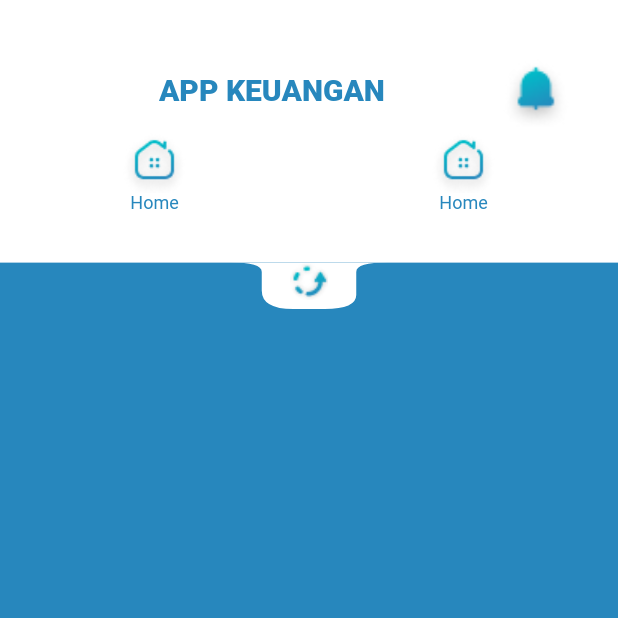
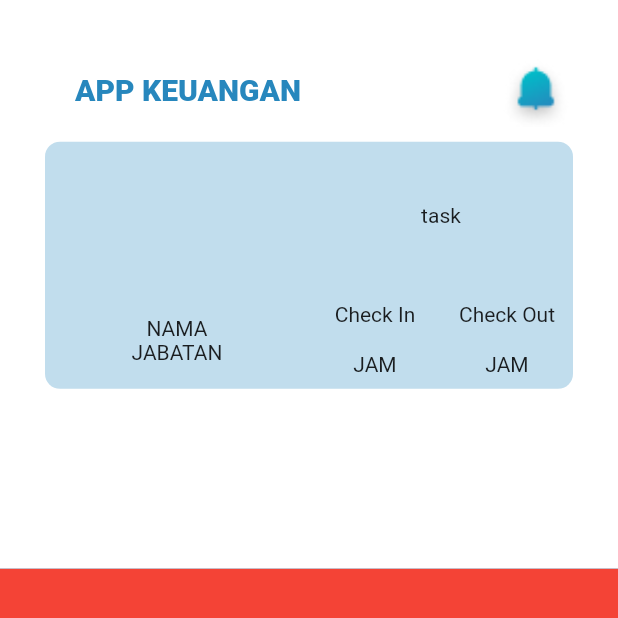
Before and after one commit to nayfmahfudz/HR, a Flutter app: the Menu screen opened directly, on a phone screen of 412 x 824 dp, the top half of it. Run offline on Flutter 3.47's test engine with Material 2 defaults, Android fonts, the phone set to English and light mode, and no system bars; our stand-ins replace date_time_picker, device_info_plus, dio, flutter_bloc, google_fonts, page_transition and 1 more; missing offline and left inert: flutter_background_service; accounts and stored records are empty.

Commit message:
Please enter the commit message for your changes. Lines starting with '#' will be ignored, and an empty message aborts the commit.
On branch main
Your branch is up to date with 'origin/main'.

Changes to be committed:
	modified:   lib/Login.dart
	modified:   lib/component/fom.dart
	modified:   lib/homepage.dart

```diff
--- a/lib/Login.dart
+++ b/lib/Login.dart
@@ -1,12 +1,9 @@
 import 'package:flutter/material.dart';
 import 'package:flutter_bloc/flutter_bloc.dart';
 import 'package:keungan/BLOCS/api.dart';
-// import 'package:test2/util/dbhelper.dart';
-// import 'form.dart';
-// import 'fom.dart';
-// import 'provider/Restapi.dart';
 import 'component/fom.dart';
 import 'component/sizeConfig.dart';
+import 'homepage.dart';
 import 'util/dbhelper.dart';
 
 class Login extends StatefulWidget {
@@ -51,7 +48,7 @@ class LoginState extends State<Login> {
                                       "password": passwordController.text,
                                       "username": namaController.text
                                     }));
-                                // _navigateToNextScreen(context, Menu());
+                                navigateToNextScreen(context, Menu());
                               }
                             },
                             child: loginButton()),
--- a/lib/component/fom.dart
+++ b/lib/component/fom.dart
@@ -7,7 +7,7 @@ import '../BLOCS/api.dart';
 import '../main.dart';
 import '../setting.dart';
 
-_navigateToNextScreen(BuildContext context, Widget newScreen) {
+navigateToNextScreen(BuildContext context, Widget newScreen) {
   Navigator.of(context)
       .push(MaterialPageRoute(builder: (context) => newScreen));
 }
--- a/lib/homepage.dart
+++ b/lib/homepage.dart
@@ -72,9 +72,19 @@ class _MenuState extends State<Menu> {
   Widget build(BuildContext context) {
     return Scaffold(
         backgroundColor: biru,
-        appBar: PreferredSize(
+        appBar: appBar(),
+        body: Stack(children: [
+          Expanded(
+              child: Container(
+            color: Colors.red,
+          ))
+        ]));
+  }
+
+  PreferredSizeWidget appBar() {
+    return PreferredSize(
         preferredSize: Size.fromHeight(MediaQuery.of(context).size.height *
-                0.25), // here the desired height
+            0.46), // here the desired height
         child: Container(
           decoration: BoxDecoration(
               border: Border.all(
@@ -84,8 +94,6 @@ class _MenuState extends State<Menu> {
               ),
               color: putih),
           child: Column(
-                crossAxisAlignment: CrossAxisAlignment.center,
-                mainAxisAlignment: MainAxisAlignment.center,
             children: [
               Row(
                 children: [
@@ -95,24 +103,18 @@ class _MenuState extends State<Menu> {
                       height: MediaQuery.of(context).size.height * 0.06,
                       width: MediaQuery.of(context).size.width,
                       child: Row(
-                            crossAxisAlignment: CrossAxisAlignment.center,
-                            mainAxisAlignment: MainAxisAlignment.center,
                         children: [
                           Expanded(
-                                child: Center(
                             child: Padding(
-                                    padding: const EdgeInsets.only(left: 30),
+                              padding: const EdgeInsets.only(left: 50),
                               child: Text('APP KEUANGAN',
-                                        textAlign: TextAlign.center,
                                   style: GoogleFonts.roboto(
                                     fontSize: 20,
                                     color: biru,
                                     fontWeight: FontWeight.w800,
-                                          textStyle: Theme.of(context)
-                                              .textTheme
-                                              .subtitle1,
+                                    textStyle:
+                                        Theme.of(context).textTheme.subtitle1,
                                   )),
-                                  ),
                             ),
                           ),
                           Image.asset("assets/Button_Notifikasi.png",
@@ -126,131 +128,111 @@ class _MenuState extends State<Menu> {
                   ),
                 ],
               ),
+              Padding(
+                padding: EdgeInsets.fromLTRB(30, 10, 30, 20),
+                child: Container(
+                  child: Container(
+                    width: MediaQuery.of(context).size.width,
+                    height: MediaQuery.of(context).size.height * 0.20,
+                    child: Column(
+                      mainAxisAlignment: MainAxisAlignment.start,
+                      crossAxisAlignment: CrossAxisAlignment.start,
+                      children: [
                         Expanded(
-                    child: Column(
+                            flex: 3,
+                            child: Row(
                               children: [
-                        Container(
-                          width: MediaQuery.of(context).size.width,
+                                Expanded(
+                                  child: Container(
+                                      //     child: CircleAvatar(
+                                      //   radius: 30.0,
+                                      //   backgroundImage: NetworkImage(
+                                      //       'https://via.placeholder.com/151',),
+                                      //   backgroundColor: Colors.transparent,
+                                      // )
+                                      ),
+                                ),
+                                Expanded(
+                                    child: Container(
+                                        child: Center(child: Text("task"))))
+                              ],
+                            )),
+                        Expanded(
+                            flex: 2,
                             child: Row(
                               mainAxisAlignment: MainAxisAlignment.start,
                               crossAxisAlignment: CrossAxisAlignment.start,
                               children: [
-                              ReturnValueToParent(() {
-                                setState(() {
-                                  selected = "Home";
-                                });
-                              }, selected, "assets/Button_Home_Aktif.png",
-                                  "assets/Button_Home_Tidak_Aktif.png", "Home"),
-                              ReturnValueToParent(() {
-                                setState(() {
-                                  selected = "Transaksi";
-                                });
-                              }, selected, "assets/Button_Home_Aktif.png",
-                                  "assets/Button_Home_Tidak_Aktif.png", "Home"),
-                              // MenuUtama(
-                              //     context,
-                              //     selected,
-                              //     "assets/Button_Home_Aktif.png",
-                              //     "assets/Button_Home_Tidak_Aktif.png",
-                              //     "Home", () {
-                              //   setState(() {
-                              //     selected = "Home";
-                              //   });
-                              // }),
-                              // MenuUtama(
-                              //     context,
-                              //     selected,
-                              //     "assets/Button_Transaksi_Aktif.png",
-                              //     "assets/Button_Transaksi_Tidak_Aktif.png",
-                              //     "Transaksi", () {
-                              //   setState(() {
-                              //     selected = "Transaksi";
-                              //   });
-                              // }),
-                              // MenuUtama(
-                              //     context,
-                              //     selected,
-                              //     "assets/Button_Laporan_Aktif.png",
-                              //     "assets/Button_Laporan_Tidak_Aktif.png",
-                              //     "Laporan", () {
-                              //   setState(() {
-                              //     selected = "Laporan";
-                              //   });
-                              // }),
-                              // MenuUtama(
-                              //     context,
-                              //     selected,
-                              //     "assets/Button_Tools_Aktif.png",
-                              //     "assets/Button_Tools_Tidak_Aktif.png",
-                              //     "Tools", () {
-                              //   setState(() {
-                              //     selected = "Tools";
-                              //   });
-                              // }),
+                                Expanded(
+                                  child: Column(
+                                    mainAxisAlignment: MainAxisAlignment.end,
+                                    crossAxisAlignment:
+                                        CrossAxisAlignment.center,
+                                    children: [
+                                      Text("NAMA"),
+                                      Text("JABATAN"),
+                                      SizedBox(
+                                        height: 16,
+                                      )
+                                    ],
+                                  ),
+                                ),
+                                Expanded(
+                                  child: Container(
+                                      child: Row(
+                                    mainAxisAlignment: MainAxisAlignment.start,
+                                    crossAxisAlignment:
+                                        CrossAxisAlignment.start,
+                                    children: [
+                                      Expanded(
+                                        child: Column(
+                                          mainAxisAlignment:
+                                              MainAxisAlignment.spaceAround,
+                                          crossAxisAlignment:
+                                              CrossAxisAlignment.center,
+                                          children: [
+                                            Text(
+                                              "Check In",
+                                            ),
+                                            Text("JAM")
+                                          ],
+                                        ),
+                                      ),
+                                      Expanded(
+                                        child: Column(
+                                          mainAxisAlignment:
+                                              MainAxisAlignment.spaceAround,
+                                          crossAxisAlignment:
+                                              CrossAxisAlignment.center,
+                                          children: [
+                                            Text(
+                                              "Check Out",
+                                              textAlign: TextAlign.right,
+                                            ),
+                                            Text("JAM")
+                                          ],
+                                        ),
+                                      ),
+                                    ],
+                                  )),
+                                ),
+                              ],
+                            ))
                       ],
                     ),
                     decoration: BoxDecoration(
+                        borderRadius: BorderRadius.all(Radius.circular(10.0)),
                         border: Border.all(
                           width: 0,
                           style: BorderStyle.none,
                           color: putih.withOpacity(0),
                         ),
-                              color: putih),
-                        ),
-                        Expanded(
-                          child: Stack(
-                            children: [
-                              Container(
-                                  decoration: BoxDecoration(
-                                      border: Border.all(
-                                        width: 0,
-                                        style: BorderStyle.none,
-                                        color: putih.withOpacity(0),
-                                      ),
-                                      color: biru)),
-                              Align(
-                                alignment: Alignment.topCenter,
-                                child: ClipPath(
-                                  clipper: TsClip1(),
-                                  child: Container(
-                                    decoration: BoxDecoration(
-                                        border: Border.all(
-                                          width: 0,
-                                          style: BorderStyle.none,
-                                          color: putih.withOpacity(0),
-                                        ),
-                                        color: putih),
-                                    height: MediaQuery.of(context).size.height *
-                                        0.6,
-                                    width: 105,
-                                    child: GestureDetector(
-                                      onTap: () {
-                                        setState(() {});
-                                      },
-                                      child: Padding(
-                                        padding: const EdgeInsets.fromLTRB(
-                                            0.0, 0, 0, 6),
-                                        child: Image.asset(
-                                            "assets/Button_Refresh.png",
-                                            fit: BoxFit.contain),
-                                      ),
-                                    ),
+                        color: birumuda),
                   ),
                 ),
               ),
             ],
           ),
-                        ),
-                      ],
-                    ),
-                  ),
-                ],
-              ),
-            )),
-        body: ListView.builder(
-            physics: const ScrollPhysics(),
-            itemCount: jumlahOutlet.length,
-            padding: const EdgeInsets.all(10),
-            itemBuilder: (context, i) => Cardoutlet(jumlahOutlet[i])));
+        ));
   }
 }
```
Lines whose indentation alone changed are shown as unchanged.
